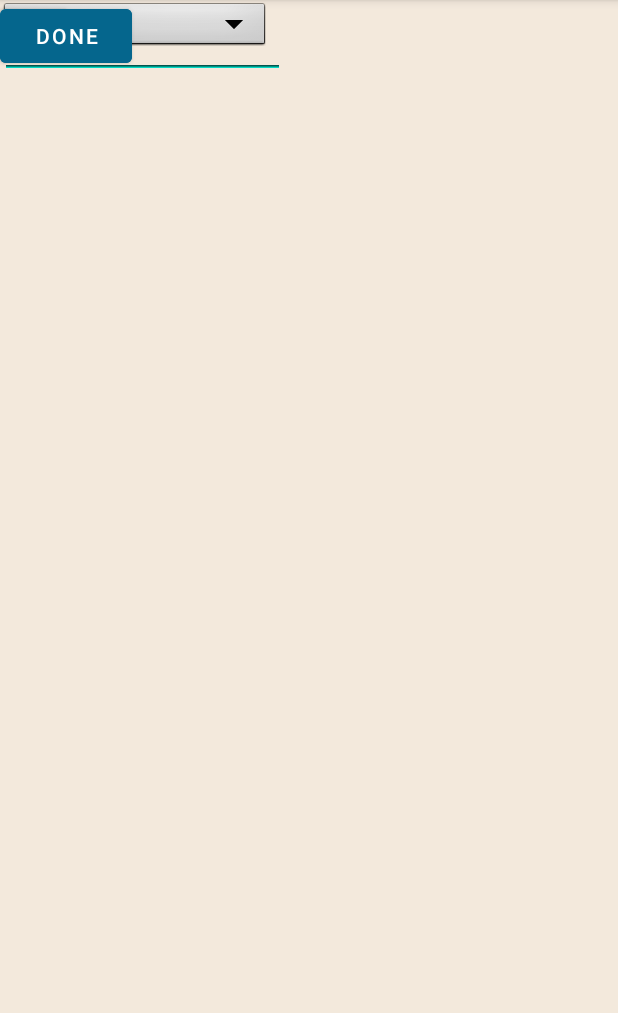
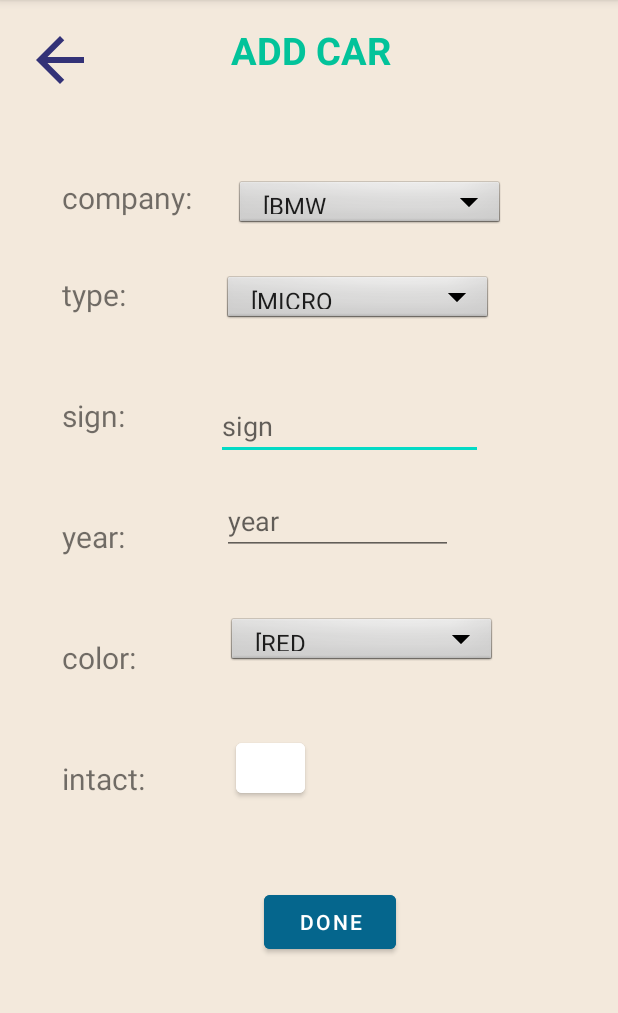
Before and after one commit to kahbodaeini/Garage, an Android app: the AddCarActivity screen opened directly, with no data from a screen before it, on a phone screen of 412 x 824 dp, the part 84-1097 px from its top. Run offline under Robolectric (Android 15) with nearby library versions, the phone set to English and light mode, and no system bars; our stand-ins replace navigation-ui.

Commit message:
debug Kahbods codes:))))

```diff
--- a/app/src/main/java/com/example/garage/LoginActivity.java
+++ b/app/src/main/java/com/example/garage/LoginActivity.java
@@ -50,17 +50,17 @@ public class LoginActivity extends AppCompatActivity {
                     String username = usernameTextView.getText().toString();
                     String password = passwordTextView.getText().toString();
                     try {
-                        int res = SignAndLog.checkPassword(username, password);
+                        int res = SignAndLog.checkPassword(LoginActivity.this.getFilesDir(), username, password);
                         switch (res) {
                             case 0:
-                                errorTextView.setText( "This username does not exists!");
+                                errorTextView.setText("This username does not exists!");
                                 break;
                             case 1:
                                 SignAndLog.currentUser = User.getUserByUsername(username);
                                 startActivity(new Intent(LoginActivity.this, UserActivity.class));
                                 break;
                             case -1:
-                                errorTextView.setText( "Wrong password!");
+                                errorTextView.setText("Wrong password!");
                                 break;
                         }
                     } catch (IOException | JSONException | ParseException e) {
--- a/app/src/main/res/layout/add_car.xml
+++ b/app/src/main/res/layout/add_car.xml
@@ -1,6 +1,7 @@
 <?xml version="1.0" encoding="utf-8"?>
 <androidx.constraintlayout.widget.ConstraintLayout
     xmlns:android="http://schemas.android.com/apk/res/android"
+    xmlns:app="http://schemas.android.com/apk/res-auto"
     xmlns:tools="http://schemas.android.com/tools"
     android:layout_width="match_parent"
     android:background="@color/background_color"
@@ -14,145 +15,186 @@
         android:layout_margin="@dimen/fab_margin"
         android:scrollbarSize="@android:dimen/app_icon_size"
         android:src="@drawable/back_arrow"
+        app:layout_constraintStart_toStartOf="parent"
+        app:layout_constraintTop_toTopOf="parent"
         tools:ignore="MissingConstraints" />
 
     <TextView
+        android:id="@+id/textView15"
         android:layout_width="wrap_content"
         android:layout_height="wrap_content"
+        android:layout_marginStart="90dp"
+        android:layout_marginTop="16dp"
         android:text="ADD CAR"
+        android:textColor="@color/titles_color"
         android:textSize="25dp"
-        android:textColor="@color/titles_color"
         android:textStyle="bold"
-        tools:layout_editor_absoluteX="143dp"
-        tools:layout_editor_absoluteY="16dp"
+        app:layout_constraintStart_toEndOf="@+id/back_image_button"
+        app:layout_constraintTop_toTopOf="parent"
         tools:ignore="MissingConstraints" />
 
     <TextView
-        tools:ignore="MissingConstraints"
+        android:id="@+id/textView14"
         android:layout_width="wrap_content"
         android:layout_height="wrap_content"
+        android:layout_marginStart="41dp"
+        android:layout_marginTop="54dp"
         android:text="company: "
         android:textSize="20dp"
-        tools:layout_editor_absoluteX="41dp"
-        tools:layout_editor_absoluteY="102dp" />
+        app:layout_constraintStart_toStartOf="parent"
+        app:layout_constraintTop_toBottomOf="@+id/back_image_button"
+        tools:ignore="MissingConstraints" />
 
     <Spinner
-        tools:ignore="MissingConstraints"
         android:id="@+id/car_company"
         android:layout_width="180dp"
         android:layout_height="35dp"
+        android:layout_marginStart="24dp"
+        android:layout_marginTop="68dp"
         android:background="@android:drawable/btn_dropdown"
         android:spinnerMode="dropdown"
-        tools:layout_editor_absoluteX="181dp"
-        tools:layout_editor_absoluteY="102dp" />
+        app:layout_constraintStart_toEndOf="@+id/textView14"
+        app:layout_constraintTop_toBottomOf="@+id/textView15"
+        tools:ignore="MissingConstraints" />
 
     <TextView
-        tools:ignore="MissingConstraints"
+        android:id="@+id/textView16"
         android:layout_width="wrap_content"
         android:layout_height="wrap_content"
+        android:layout_marginStart="41dp"
+        android:layout_marginTop="37dp"
         android:text="type: "
         android:textSize="20dp"
-        tools:layout_editor_absoluteX="41dp"
-        tools:layout_editor_absoluteY="182dp" />
+        app:layout_constraintStart_toStartOf="parent"
+        app:layout_constraintTop_toBottomOf="@+id/textView14"
+        tools:ignore="MissingConstraints" />
 
     <Spinner
-        tools:ignore="MissingConstraints"
         android:id="@+id/car_type"
         android:layout_width="180dp"
         android:layout_height="35dp"
+        android:layout_marginStart="60dp"
+        android:layout_marginTop="28dp"
         android:background="@android:drawable/btn_dropdown"
         android:spinnerMode="dropdown"
-        tools:layout_editor_absoluteX="181dp"
-        tools:layout_editor_absoluteY="182dp" />
+        app:layout_constraintStart_toEndOf="@+id/textView16"
+        app:layout_constraintTop_toBottomOf="@+id/car_company"
+        tools:ignore="MissingConstraints" />
 
     <TextView
-        tools:ignore="MissingConstraints"
+        android:id="@+id/textView17"
         android:layout_width="wrap_content"
         android:layout_height="wrap_content"
+        android:layout_marginStart="41dp"
+        android:layout_marginTop="53dp"
         android:text="sign: "
         android:textSize="20dp"
-        tools:layout_editor_absoluteX="41dp"
-        tools:layout_editor_absoluteY="262dp" />
+        app:layout_constraintStart_toStartOf="parent"
+        app:layout_constraintTop_toBottomOf="@+id/textView16"
+        tools:ignore="MissingConstraints" />
+
 
     <EditText
         android:id="@+id/car_sign"
-        android:layout_width="190dp"
-        android:layout_height="52dp"
+        android:layout_width="178dp"
+        android:layout_height="45dp"
+        android:layout_marginStart="56dp"
+        android:layout_marginTop="44dp"
         android:ems="10"
+        android:hint="sign"
         android:inputType="textPersonName"
-        android:text="sign"
-        tools:ignore="MissingConstraints"
-        tools:layout_editor_absoluteX="181dp"
-        tools:layout_editor_absoluteY="262dp" />
-
+        app:layout_constraintStart_toEndOf="@+id/textView17"
+        app:layout_constraintTop_toBottomOf="@+id/car_type"
+        tools:ignore="MissingConstraints" />
 
     <TextView
-        tools:ignore="MissingConstraints"
+        android:id="@+id/textView18"
         android:layout_width="wrap_content"
         android:layout_height="wrap_content"
+        android:layout_marginStart="41dp"
+        android:layout_marginTop="53dp"
         android:text="year: "
         android:textSize="20dp"
-        tools:layout_editor_absoluteX="41dp"
-        tools:layout_editor_absoluteY="342dp" />
+        app:layout_constraintStart_toStartOf="parent"
+        app:layout_constraintTop_toBottomOf="@+id/textView17"
+        tools:ignore="MissingConstraints" />
 
     <EditText
         android:id="@+id/car_year"
-        android:layout_width="190dp"
-        android:layout_height="52dp"
+        android:layout_width="154dp"
+        android:layout_height="39dp"
+        android:layout_marginStart="60dp"
+        android:layout_marginTop="24dp"
         android:ems="10"
+        android:hint="year"
         android:inputType="textPersonName"
-        android:text="year"
-        tools:ignore="MissingConstraints"
-        tools:layout_editor_absoluteX="181dp"
-        tools:layout_editor_absoluteY="342dp" />
+        app:layout_constraintStart_toEndOf="@+id/textView18"
+        app:layout_constraintTop_toBottomOf="@+id/car_sign"
+        tools:ignore="MissingConstraints" />
 
     <TextView
-        tools:ignore="MissingConstraints"
+        android:id="@+id/textView19"
         android:layout_width="wrap_content"
         android:layout_height="wrap_content"
+        android:layout_marginStart="41dp"
+        android:layout_marginTop="53dp"
         android:text="color: "
         android:textSize="20dp"
-        tools:layout_editor_absoluteX="41dp"
-        tools:layout_editor_absoluteY="422dp" />
+        app:layout_constraintStart_toStartOf="parent"
+        app:layout_constraintTop_toBottomOf="@+id/textView18"
+        tools:ignore="MissingConstraints" />
 
     <Spinner
-        tools:ignore="MissingConstraints"
         android:id="@+id/car_color"
         android:layout_width="180dp"
         android:layout_height="35dp"
+        android:layout_marginStart="56dp"
+        android:layout_marginTop="40dp"
         android:background="@android:drawable/btn_dropdown"
         android:spinnerMode="dropdown"
-        tools:layout_editor_absoluteX="181dp"
-        tools:layout_editor_absoluteY="422dp" />
+        app:layout_constraintStart_toEndOf="@+id/textView19"
+        app:layout_constraintTop_toBottomOf="@+id/car_year"
+        tools:ignore="MissingConstraints" />
 
     <TextView
-        tools:ignore="MissingConstraints"
+        android:id="@+id/textView20"
         android:layout_width="wrap_content"
         android:layout_height="wrap_content"
+        android:layout_marginStart="41dp"
+        android:layout_marginTop="53dp"
         android:text="intact: "
         android:textSize="20dp"
-        tools:layout_editor_absoluteX="41dp"
-        tools:layout_editor_absoluteY="502dp" />
+        app:layout_constraintStart_toStartOf="parent"
+        app:layout_constraintTop_toBottomOf="@+id/textView19"
+        tools:ignore="MissingConstraints" />
 
     <Button
-        tools:ignore="MissingConstraints"
         android:id="@+id/car_intact"
         android:layout_width="46dp"
         android:layout_height="45dp"
+        android:layout_marginStart="56dp"
+        android:layout_marginTop="44dp"
         android:backgroundTint="@color/white"
-        tools:layout_editor_absoluteX="181dp"
-        tools:layout_editor_absoluteY="495dp" />
+        app:layout_constraintStart_toEndOf="@+id/textView20"
+        app:layout_constraintTop_toBottomOf="@+id/car_color"
+        tools:ignore="MissingConstraints" />
 
     <Button
-        tools:ignore="MissingConstraints"
         android:id="@+id/done"
         android:layout_width="wrap_content"
         android:layout_height="wrap_content"
+        android:layout_marginStart="159dp"
+        android:layout_marginTop="56dp"
+        android:layout_marginEnd="146dp"
+        android:backgroundTint="@color/buttons_color"
         android:text="Done"
-        android:backgroundTint="@color/buttons_color"
-        tools:layout_editor_absoluteX="159dp"
-        tools:layout_editor_absoluteY="603dp" />
-
+        app:layout_constraintBottom_toBottomOf="parent"
+        app:layout_constraintEnd_toEndOf="parent"
+        app:layout_constraintHorizontal_bias="0.882"
+        app:layout_constraintStart_toStartOf="parent"
+        app:layout_constraintTop_toBottomOf="@+id/car_intact"
+        app:layout_constraintVertical_bias="0.0"
+        tools:ignore="MissingConstraints" />
 
 
 </androidx.constraintlayout.widget.ConstraintLayout>
--- a/app/src/main/res/layout/fragment_cars.xml
+++ b/app/src/main/res/layout/fragment_cars.xml
@@ -99,9 +99,9 @@
 
         <LinearLayout
             android:layout_width="match_parent"
-            android:layout_height="611dp"
+            android:layout_height="666dp"
             android:layout_alignParentBottom="true"
-            android:layout_marginBottom="174dp"
+            android:layout_marginBottom="119dp"
             android:gravity="center|bottom"
             android:orientation="horizontal">
 
--- a/app/src/main/res/layout/fragment_profile.xml
+++ b/app/src/main/res/layout/fragment_profile.xml
@@ -8,7 +8,7 @@
 
     <androidx.constraintlayout.widget.ConstraintLayout
         android:layout_width="match_parent"
-        android:layout_height="604dp">
+        android:layout_height="563dp">
 
 
         <ImageView
@@ -16,6 +16,7 @@
             android:layout_width="wrap_content"
             android:layout_height="wrap_content"
             app:layout_constraintBottom_toBottomOf="parent"
+            android:backgroundTint="@color/popup_color"
             app:layout_constraintEnd_toEndOf="parent"
             app:layout_constraintHorizontal_bias="0.06"
             app:layout_constraintStart_toStartOf="parent"
```
Also changed, not shown: app/src/main/java/Controller/SignAndLog.java (+19 -10 lines), app/src/main/java/com/example/garage/AddCarActivity.java (+9 -10 lines), app/src/main/res/layout/car_layout.xml (+58 -34 lines), app/src/main/res/layout/user_layout.xml (+33 -43 lines).
